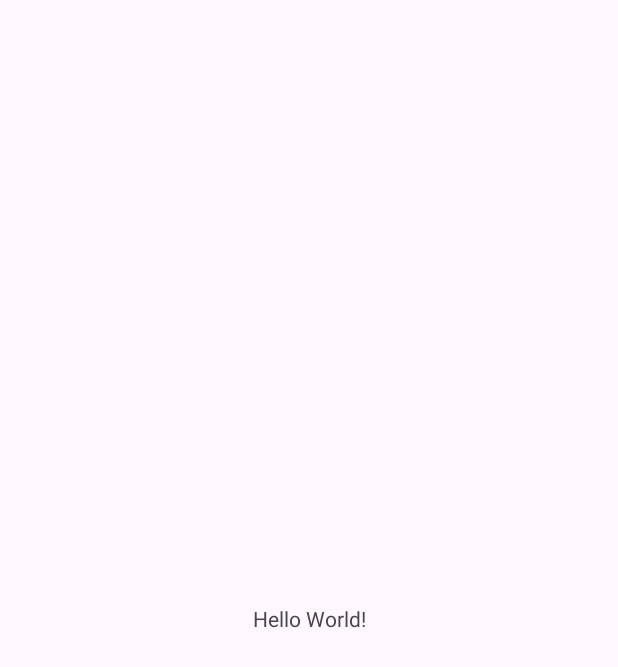
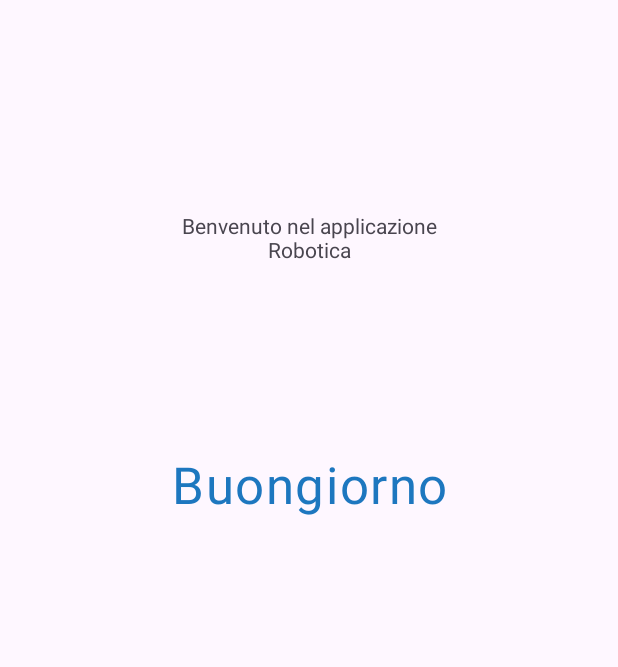
Before and after one commit to biagioSc/Progetto-Operating_systems_for_mobile_cloud_and_IoT, an Android app: the screen it shows after launch (MainActivity), on a phone screen of 412 x 824 dp. Before the commit the part shown is almost empty. Shown: the top 667 px of the screen. Run offline under Robolectric (Android 15) with nearby library versions, the phone set to English and light mode, and no system bars.

Commit message:
Commit Grafica Iniziale di Prova

```diff
--- a/app/src/main/res/layout/activity_main.xml
+++ b/app/src/main/res/layout/activity_main.xml
@@ -7,12 +7,41 @@
     tools:context=".MainActivity">
 
     <TextView
-        android:layout_width="wrap_content"
-        android:layout_height="wrap_content"
-        android:text="Hello World!"
+        android:id="@+id/textView"
+        android:layout_width="198dp"
+        android:layout_height="91dp"
+        android:text="Benvenuto nel applicazione Robotica"
+        android:textAlignment="center"
         app:layout_constraintBottom_toBottomOf="parent"
         app:layout_constraintEnd_toEndOf="parent"
         app:layout_constraintStart_toStartOf="parent"
-        app:layout_constraintTop_toTopOf="parent" />
+        app:layout_constraintTop_toTopOf="parent"
+        app:layout_constraintVertical_bias="0.192" />
+
+    <LinearLayout
+        android:layout_width="409dp"
+        android:layout_height="515dp"
+        android:layout_marginStart="1dp"
+        android:layout_marginTop="32dp"
+        android:layout_marginEnd="1dp"
+        android:orientation="horizontal"
+        app:layout_constraintBottom_toBottomOf="parent"
+        app:layout_constraintEnd_toEndOf="parent"
+        app:layout_constraintStart_toStartOf="parent"
+        app:layout_constraintTop_toBottomOf="@+id/textView">
+
+        <EditText
+            android:id="@+id/editTextText"
+            style="@style/Widget.Material3.AutoCompleteTextView.OutlinedBox.Dense"
+            android:layout_width="match_parent"
+            android:layout_height="wrap_content"
+            android:layout_weight="1"
+            android:ems="10"
+            android:inputType="text"
+            android:text="Buongiorno"
+            android:textAlignment="center"
+            android:textColor="#1D77BF"
+            android:textSize="34sp" />
+    </LinearLayout>
 
 </androidx.constraintlayout.widget.ConstraintLayout>
```
